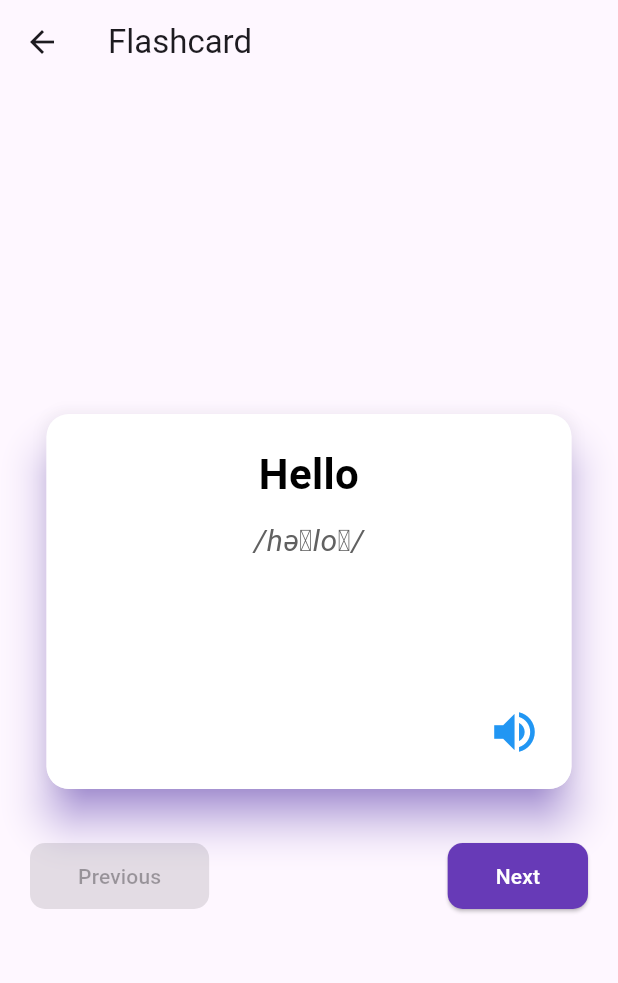
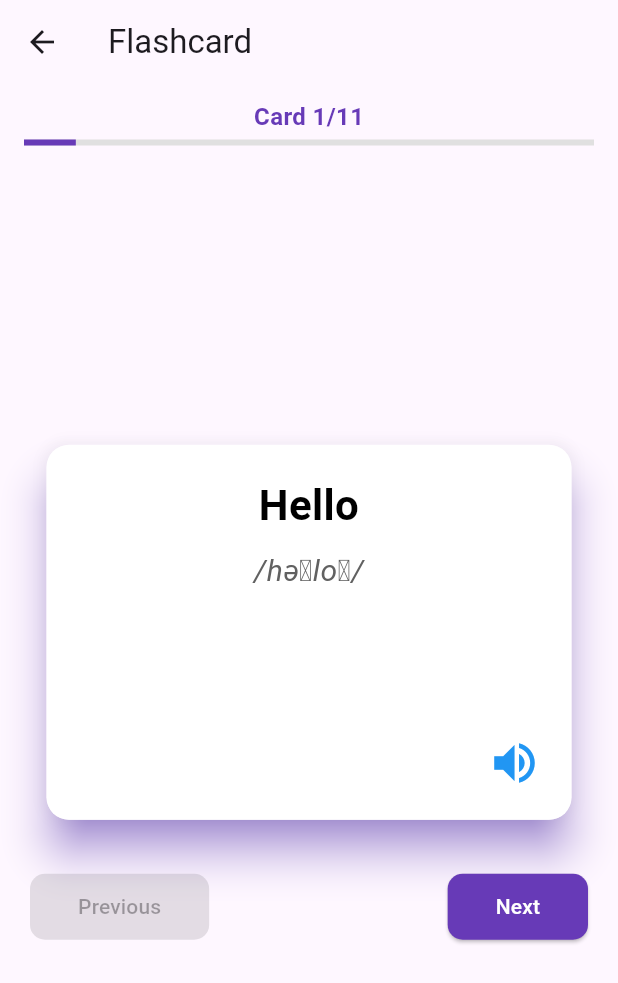
Before and after one commit to KTPx4/Flutter_quizlet_app, a Flutter app: the FlashcardPage screen opened directly with empty values, on a phone screen of 412 x 824 dp. Shown: the top 983 px of the screen. Run offline on Flutter 3.47's test engine with Material 3 defaults, Android fonts, the phone set to English and light mode, and no system bars; drawn by our look-alikes of flip_card; our stand-ins replace cached_network_image, diacritic, flutter_tts, image_picker, mask_text_input_formatter, shared_preferences; accounts and stored records are empty; project files that could hold a hidden picture were left out.

```diff
--- a/client_app/lib/pages/flashcard_page.dart
+++ b/client_app/lib/pages/flashcard_page.dart
@@ -33,9 +33,33 @@ class _FlashcardPageState extends State<FlashcardPage> {
   return Scaffold(
     appBar: AppBar(
       title: Text('Flashcard'),
-        // backgroundColor: Colors.deepPurple,
     ),
-      body: Center(
+    body: Column(
+      children: <Widget>[
+        SizedBox(height: 10),
+        Padding(
+          padding: EdgeInsets.symmetric(horizontal: 16.0),
+          child: Column(
+            children: [
+              Text(
+                "Card ${_currIdx + 1}/${_data.length}",
+                style: TextStyle(
+                  fontSize: 16,
+                  fontWeight: FontWeight.bold,
+                  color: Colors.deepPurple,
+                ),
+              ),
+              SizedBox(height: 4),
+              LinearProgressIndicator(
+                value: (_currIdx + 1) / _data.length,
+                backgroundColor: Colors.grey[300],
+                valueColor: AlwaysStoppedAnimation<Color>(Colors.deepPurple),
+              ),
+            ],
+          ),
+        ),
+        Expanded(
+          child: Center(
             child: Column(
               mainAxisSize: MainAxisSize.min,
               children: <Widget>[
@@ -49,8 +73,14 @@ class _FlashcardPageState extends State<FlashcardPage> {
               ],
             ),
           ),
+        ),
+      ],
+    ),
   );
 }
+
+
+
 
   Widget FrontCard() {
   var currCard = _data[_currIdx];
@@ -123,6 +153,8 @@ Widget BackCard() {
 }
 
 
+
+
   Widget navigationButtons() {
     return Container(
       margin: EdgeInsets.symmetric(horizontal: 20.0),
@@ -146,12 +178,12 @@ Widget BackCard() {
           ),
           ElevatedButton(
             style: ElevatedButton.styleFrom(
-              backgroundColor: Colors.deepPurple, // Màu nền cho nút
-              foregroundColor: Colors.white, // Màu chữ
+              backgroundColor: Colors.deepPurple,
+              foregroundColor: Colors.white,
               padding: EdgeInsets.symmetric(horizontal: 32, vertical: 12),
               shape: RoundedRectangleBorder(
                 // Chỉnh hình dạng nút
-                borderRadius: BorderRadius.circular(10), // Bán kính góc bo tròn
+                borderRadius: BorderRadius.circular(10),
               ),
             ),
             onPressed: _currIdx < _data.length - 1
--- a/client_app/pubspec.yaml
+++ b/client_app/pubspec.yaml
@@ -50,6 +50,7 @@ dependencies:
   mask_text_input_formatter: ^2.9.0
   image_picker: ^1.0.8
   cached_network_image: ^3.3.1
+  diacritic: ^0.1.5
 
 
 
```
Also changed, not shown: client_app/lib/pages/typing_page.dart (added, +149 -0 lines), client_app/lib/pages/vocab_answers_page.dart (added, +31 -0 lines), client_app/lib/pages/vocab_page.dart (+33 -1 lines), client_app/lib/values/vocab_data.dart (added, +16 -0 lines), client_app/pubspec.lock (added), 1 other file. Lines whose indentation alone changed are shown as unchanged.
